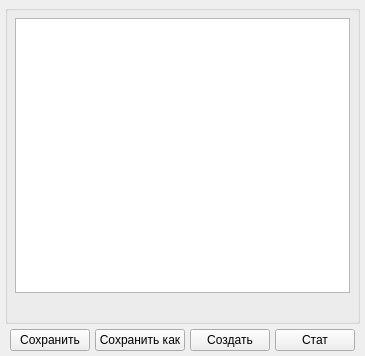
superkulpa/phx-cnc-ui, file phx-cnc-ui-mainform/src/CXEditPathFile.ui: the form before one commit.
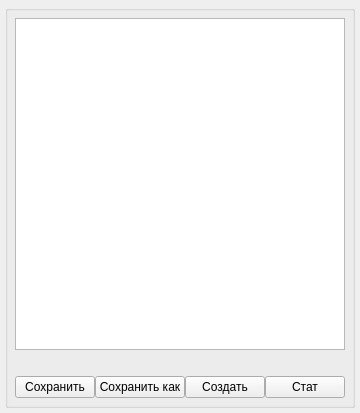
The form after the commit. Custom widgets are drawn as their Qt base class.

The edit to the form file:
```diff
--- a/phx-cnc-ui-mainform/src/CXEditPathFile.ui
+++ b/phx-cnc-ui-mainform/src/CXEditPathFile.ui
@@ -6,29 +6,26 @@
    <rect>
     <x>0</x>
     <y>0</y>
-    <width>344</width>
-    <height>356</height>
+    <width>355</width>
+    <height>413</height>
    </rect>
   </property>
   <property name="windowTitle">
    <string>Form</string>
   </property>
-  <layout class="QGridLayout" name="gridLayout">
-   <property name="margin">
-    <number>5</number>
-   </property>
+  <layout class="QVBoxLayout" name="verticalLayout">
    <property name="spacing">
+    <number>0</number>
+   </property>
+   <property name="margin">
     <number>5</number>
    </property>
-   <item row="0" column="0" colspan="6">
+   <item>
     <widget class="QGroupBox" name="mTitleGroup">
      <property name="title">
       <string/>
      </property>
      <layout class="QVBoxLayout" name="verticalLayout_2">
-      <property name="spacing">
-       <number>7</number>
-      </property>
       <property name="margin">
        <number>7</number>
       </property>
@@ -46,61 +43,72 @@
         </property>
        </widget>
       </item>
-     </layout>
-    </widget>
-   </item>
-   <item row="1" column="0">
+      <item>
+       <layout class="QHBoxLayout" name="horizontalLayout_2">
+        <property name="spacing">
+         <number>0</number>
+        </property>
+        <item>
     <spacer name="horizontalSpacer">
      <property name="orientation">
       <enum>Qt::Horizontal</enum>
      </property>
      <property name="sizeHint" stdset="0">
       <size>
-       <width>140</width>
+            <width>0</width>
        <height>20</height>
       </size>
      </property>
     </spacer>
    </item>
-   <item row="1" column="1">
+        <item>
+         <layout class="QHBoxLayout" name="horizontalLayout">
+          <item>
     <widget class="CXTouchButton" name="mSaveButton">
      <property name="text">
       <string>Сохранить</string>
      </property>
     </widget>
    </item>
-   <item row="1" column="5">
-    <spacer name="horizontalSpacer_2">
-     <property name="orientation">
-      <enum>Qt::Horizontal</enum>
-     </property>
-     <property name="sizeHint" stdset="0">
-      <size>
-       <width>139</width>
-       <height>20</height>
-      </size>
-     </property>
-    </spacer>
-   </item>
-   <item row="1" column="2">
+          <item>
     <widget class="CXTouchButton" name="mSaveAsButton">
      <property name="text">
       <string>Сохранить как</string>
      </property>
     </widget>
    </item>
-   <item row="1" column="3">
+          <item>
     <widget class="CXTouchButton" name="mCreateButton">
      <property name="text">
       <string>Создать</string>
      </property>
     </widget>
    </item>
-   <item row="1" column="4">
+          <item>
     <widget class="CXTouchButton" name="mStatButton">
      <property name="text">
       <string>Стат</string>
      </property>
+           </widget>
+          </item>
+         </layout>
+        </item>
+        <item>
+         <spacer name="horizontalSpacer_2">
+          <property name="orientation">
+           <enum>Qt::Horizontal</enum>
+          </property>
+          <property name="sizeHint" stdset="0">
+           <size>
+            <width>0</width>
+            <height>20</height>
+           </size>
+          </property>
+         </spacer>
+        </item>
+       </layout>
+      </item>
+     </layout>
     </widget>
    </item>
   </layout>
```
Lines whose indentation alone changed are shown as unchanged.
